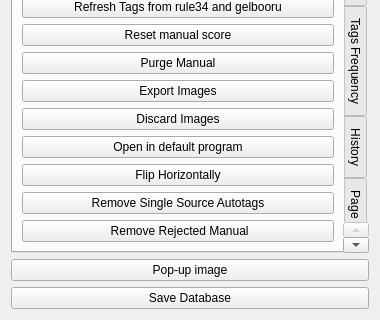
HaW-Tagger/HWtagger, file interfaces/databaseToolsBase.ui: the form before one commit; both pictures show x 0 to 380 and y 366 to 686 of the 380 by 686 pixel window.
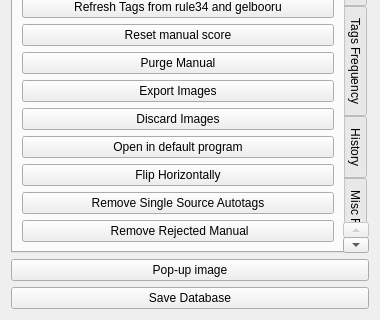
The form after the commit. Custom widgets are drawn as their Qt base class.

```diff
--- a/interfaces/databaseToolsBase.ui
+++ b/interfaces/databaseToolsBase.ui
@@ -551,7 +551,7 @@
        </size>
       </property>
       <attribute name="title">
-       <string>Page</string>
+       <string>Misc Functions</string>
       </attribute>
       <layout class="QGridLayout" name="gridLayout_6">
        <item row="0" column="1">
```
